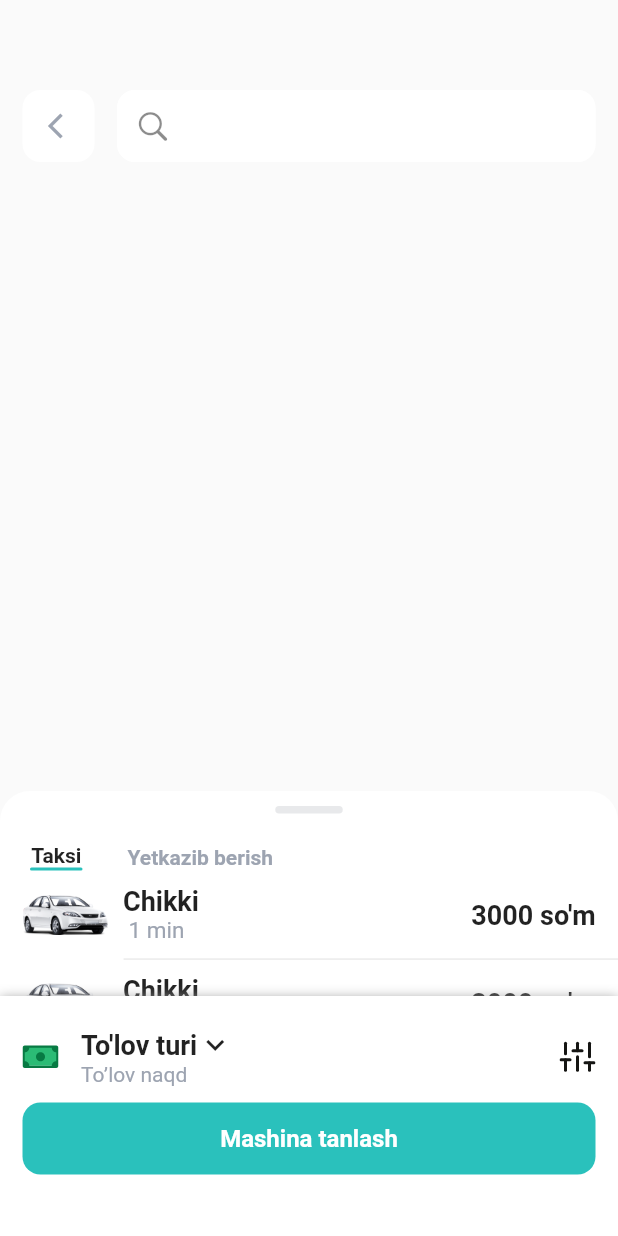
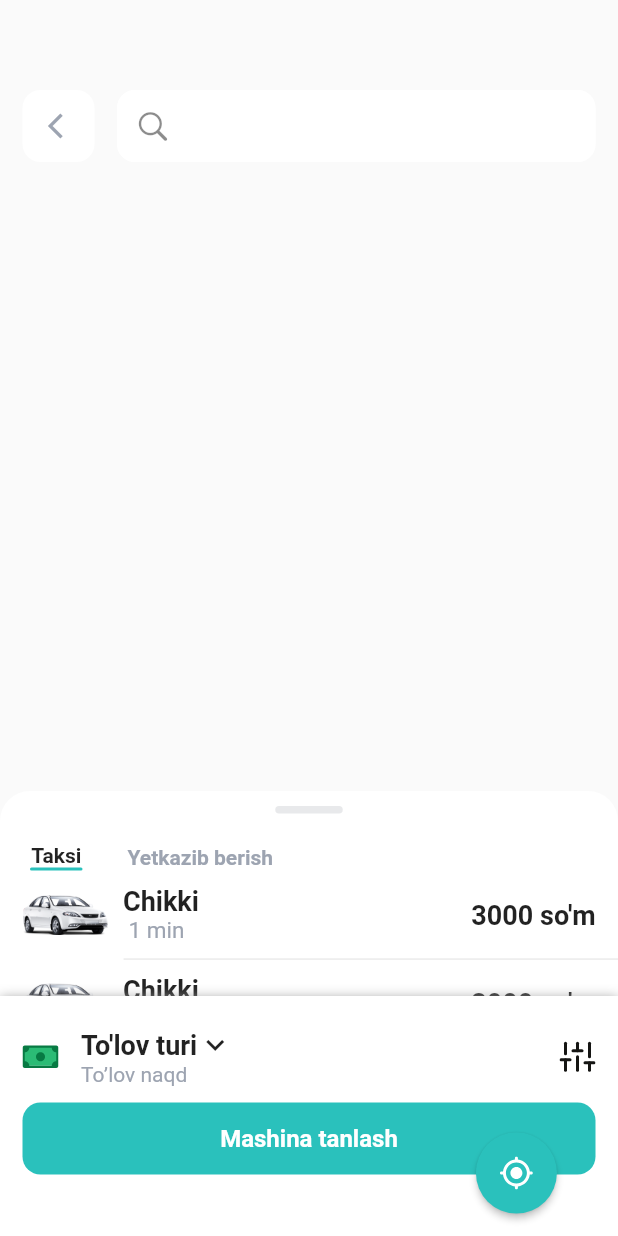
Before and after one commit to Boburbek6010/chikki_1, a Flutter app: the HomeChooseCar widget shown alone on an empty page, opened directly, on a phone screen of 412 x 824 dp. Run offline on Flutter 3.47's test engine with Material 2 defaults, Android fonts, the phone set to English and light mode, and no system bars; our stand-ins replace easy_localization, flutter_riverpod, flutter_svg, fluttertoast, geolocator, image_picker and 1 more; missing offline and left inert: http_interceptor, yandex_mapkit.

Commit message:
Boburbek, 12-commit, home main finished

```diff
--- a/lib/src/core/widgets/app_material_context.dart
+++ b/lib/src/core/widgets/app_material_context.dart
@@ -22,7 +22,7 @@ class _AppMaterialContextState extends State<AppMaterialContext> {
       debugShowCheckedModeBanner: false,
       title: 'Chikki',
       theme: ThemeData(),
-      initialRoute: AppRouteName.HOME,
+      initialRoute: AppRouteName.WELCOME,
       routes: AppRoutes.routes,
     );
   }
--- a/lib/src/data/service/network_service.dart
+++ b/lib/src/data/service/network_service.dart
@@ -97,17 +97,17 @@ class NetworkService {
 
   static Map<String, String> paramsYandex(String text, String lang) {
     Map<String, String> map = {
-      'apikey':'b59d43fa-2d75-4f5e-9478-0ff16c97e122',
+      'apikey':'e192c2f0-42a8-4188-8789-10a760589388',
       'text':text,
       'lang':lang,
-      'bbox':'37.184341,55.996672~45.605241,73.150164',
+      'bbox':'55.996672,37.184341~73.150164,45.605241',
     };
     return map;
   }
 
   static Map<String, String> paramsCurrentLocation(String text) {
     Map<String, String> map = {
-      'apikey':'b59d43fa-2d75-4f5e-9478-0ff16c97e122',
+      'apikey':'e192c2f0-42a8-4188-8789-10a760589388',
       'text':text,
       'lang':'uz',
       'bbox':'37.184341,55.996672~45.605241,73.150164',
--- a/lib/src/features/menu/presentation/widgets/home_choose_car/home_all_choose_car.dart
+++ b/lib/src/features/menu/presentation/widgets/home_choose_car/home_all_choose_car.dart
@@ -35,7 +35,7 @@ class HomeChooseCar extends StatelessWidget {
                     child: Column(
                       children: [
                         SingleChildScrollView(
-                          controller: scrollController,
+                          // controller: scrollController,
                           physics: const NeverScrollableScrollPhysics(),
                           child: Container(
                             margin: const EdgeInsets.only(top: 10, bottom: 20),
@@ -78,7 +78,7 @@ class HomeChooseCar extends StatelessWidget {
                         Expanded(
                           child: ListView.builder(
                             padding: EdgeInsets.zero,
-                            // controller: scrollController,
+                            controller: scrollController,
                             itemCount: 25,
                             itemBuilder: (BuildContext context, int index) {
                               return Column(
@@ -89,6 +89,7 @@ class HomeChooseCar extends StatelessWidget {
                             },
                           ),
                         ),
+
                       ],
                     ),
                   );
@@ -148,6 +149,9 @@ class HomeChooseCar extends StatelessWidget {
                 ],
               ),
             ),
+            Container(
+              alignment: Alignment(0.85, -1),
+                child: const CustomLocator()),
           ],
         ),
       ],
--- a/lib/src/features/order/view_model/search_route.dart
+++ b/lib/src/features/order/view_model/search_route.dart
@@ -21,7 +21,7 @@ class SearchRoutVM extends ChangeNotifier {
 
 
   Future<void> getAllProperties() async {
-    final response = await AppRepositoryImpl().getAllRoutes(goLocationController.text.trim().toString(), 'uz');
+    final response = await AppRepositoryImpl().getAllRoutes(goLocationController.text.toString(), 'uz');
     locate = response;
     l.w(locate.first.properties.name);
     notifyListeners();
```
Also changed, not shown: lib/src/features/menu/presentation/screens/home_screen.dart (+5 -4 lines).
